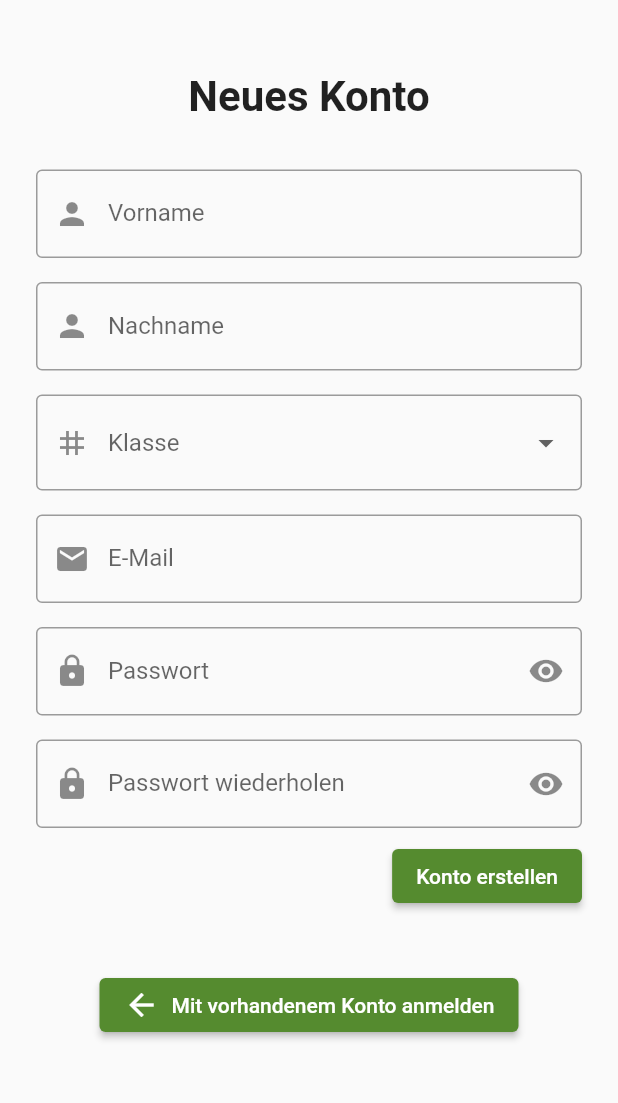
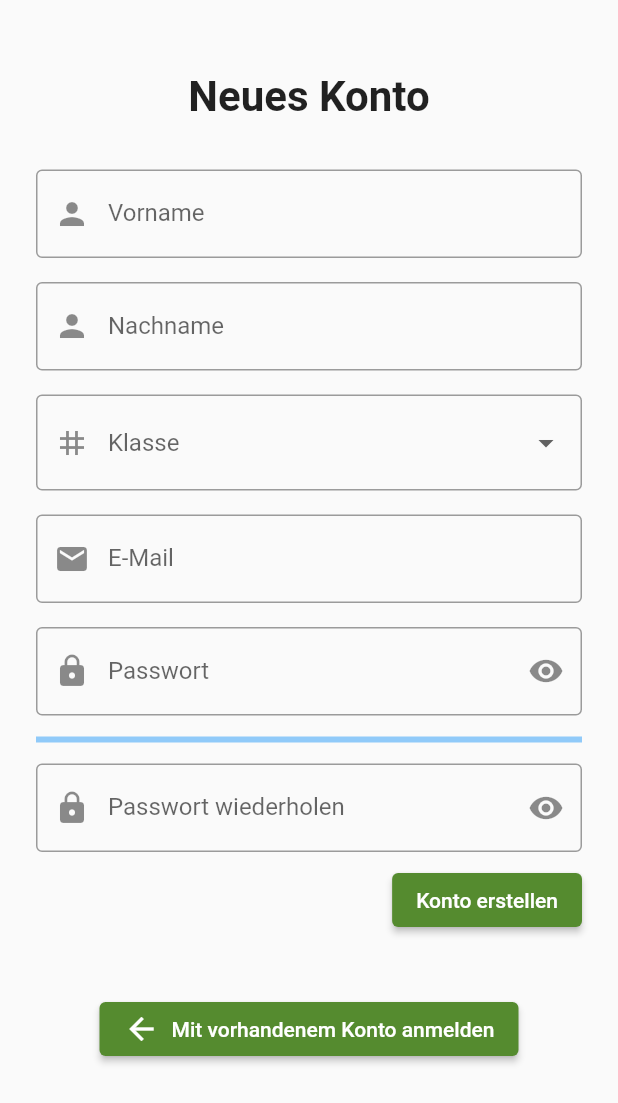
Before and after one commit to MCG-Dallgow/MCG-App, a Flutter app: the SignUpScreen screen opened by its route, on a phone screen of 412 x 824 dp. Shown: the top 1103 px of the screen. Run offline on Flutter 3.47's test engine with Material 2 defaults, Android fonts, the phone set to English and light mode, and no system bars; our stand-ins replace dio, firebase_auth, firebase_core, flutter_speed_dial, flutter_svg, shared_preferences; missing offline and left inert: zxcvbn; accounts and stored records are empty.

Commit message:
Add password strength indicator and disallow weak passwords

```diff
--- a/lib/screens/auth/signup_screen.dart
+++ b/lib/screens/auth/signup_screen.dart
@@ -24,6 +24,8 @@ class _SignUpScreenState extends State<SignUpScreen> {
   final TextEditingController _groupController = TextEditingController();
   final TextEditingController _emailController = TextEditingController();
   final TextEditingController _passwordController = TextEditingController();
+
+  String _password = '';
 
   String _firebaseMessage = '';
 
@@ -65,8 +67,14 @@ class _SignUpScreenState extends State<SignUpScreen> {
             ),
             Padding(
               padding: const EdgeInsets.symmetric(vertical: 8),
-              child: PasswordField(controller: _passwordController),
+              child: PasswordField(
+                controller: _passwordController,
+                onChanged: (value) => setState(() {
+                  _password = value;
+                }),
+              ),
             ),
+            PasswordStrengthIndicator(password: _password),
             Padding(
               padding: const EdgeInsets.symmetric(vertical: 8),
               child: PasswordConfirmationField(passwordController: _passwordController),
--- a/lib/widgets/text_fields.dart
+++ b/lib/widgets/text_fields.dart
@@ -1,6 +1,9 @@
 import 'package:flutter/material.dart';
+import 'package:zxcvbn/zxcvbn.dart';
 
 import '../classes/group.dart';
+
+final Zxcvbn zxcvbn = Zxcvbn();
 
 String? _validateEmail(String? value) {
   String pattern = r"^[a-zA-Z0-9.!#$%&'*+/=?^_`{|}~-]+@[a-zA-Z0-9](?:[a-zA-Z0-9-]"
@@ -13,6 +16,48 @@ String? _validateEmail(String? value) {
     return 'Gib eine gültige E-Mail-Adresse ein';
   } else {
     return null;
+  }
+}
+
+int _getPasswordStrength(String password) {
+  if (password.trim() == '') return 0;
+  Result result = zxcvbn.evaluate(password);
+  if (result.score == null) return 0;
+
+  return result.score!.toInt() + 1;
+}
+
+String _getStrengthDescription(int strength) {
+  switch (strength) {
+    case 1:
+      return 'Sehr schwach';
+    case 2:
+      return 'Schwach';
+    case 3:
+      return 'Normal';
+    case 4:
+      return 'Stark';
+    case 5:
+      return 'Sehr stark';
+    default:
+      return '';
+  }
+}
+
+Color _getStrengthColor(int strength) {
+  switch (strength) {
+    case 1:
+      return Colors.red;
+    case 2:
+      return Colors.orange;
+    case 3:
+      return Colors.yellow;
+    case 4:
+      return Colors.lightGreen;
+    case 5:
+      return Colors.green;
+    default:
+      return Colors.white;
   }
 }
 
@@ -64,10 +109,12 @@ class _ClassFieldState extends State<ClassField> {
         prefixIcon: Icon(Icons.tag),
       ),
       hint: const Text('Klasse'),
-      items: _dropdownItems.map((Group value) => DropdownMenuItem<Group>(
-            value: value,
-            child: Text(value.name),
-          )).toList(),
+      items: _dropdownItems
+          .map((Group value) => DropdownMenuItem<Group>(
+                value: value,
+                child: Text(value.name),
+              ))
+          .toList(),
       onChanged: (Group? newValue) {
         setState(() {
           _dropdownValue = newValue ?? _dropdownValue;
@@ -106,22 +153,23 @@ class EmailField extends StatelessWidget {
 }
 
 class PasswordField extends StatefulWidget {
-  const PasswordField({Key? key, this.controller}) : super(key: key);
+  const PasswordField({Key? key, this.controller, this.onChanged}) : super(key: key);
 
   final TextEditingController? controller;
+  final dynamic onChanged;
 
   @override
   State<PasswordField> createState() => _PasswordFieldState();
 }
 
 class _PasswordFieldState extends State<PasswordField> {
-  bool passwordObscured = true;
+  bool _passwordObscured = true;
 
   @override
   Widget build(BuildContext context) {
     return TextFormField(
       controller: widget.controller,
-      obscureText: passwordObscured,
+      obscureText: _passwordObscured,
       enableSuggestions: false,
       autocorrect: false,
       decoration: InputDecoration(
@@ -129,19 +177,60 @@ class _PasswordFieldState extends State<PasswordField> {
         labelText: 'Passwort',
         prefixIcon: const Icon(Icons.lock),
         suffixIcon: IconButton(
-          icon: Icon(passwordObscured ? Icons.visibility : Icons.visibility_off),
+          icon: Icon(_passwordObscured ? Icons.visibility : Icons.visibility_off),
           onPressed: () => setState(() {
-            passwordObscured = !passwordObscured;
+            _passwordObscured = !_passwordObscured;
           }),
         ),
       ),
+      onChanged: widget.onChanged,
       validator: (String? value) {
         if ((value ?? '').trim().isEmpty) {
           return 'Passwort ist erforderlich';
         }
+        if (_getPasswordStrength(value!) < 3) {
+          return 'Password ist zu schwach';
+        }
         return null;
       },
     );
+  }
+}
+
+class PasswordStrengthIndicator extends StatelessWidget {
+  const PasswordStrengthIndicator({Key? key, required this.password}) : super(key: key);
+
+  final String password;
+
+  @override
+  Widget build(BuildContext context) {
+    if (password.trim() == '') {
+      return const Padding(
+        padding: EdgeInsets.symmetric(vertical: 6),
+        child: LinearProgressIndicator(value: 0),
+      );
+    } else {
+      int passwordStrength = _getPasswordStrength(password);
+      Color strengthColor = _getStrengthColor(passwordStrength);
+
+      return Row(
+        children: [
+          Expanded(
+            child: LinearProgressIndicator(
+              value: passwordStrength.toDouble() / 5,
+              color: strengthColor,
+            ),
+          ),
+          Padding(
+            padding: const EdgeInsets.only(left: 8),
+            child: Text(
+              _getStrengthDescription(passwordStrength),
+              style: TextStyle(color: strengthColor),
+            ),
+          ),
+        ],
+      );
+    }
   }
 }
 
--- a/pubspec.yaml
+++ b/pubspec.yaml
@@ -44,6 +44,7 @@ dependencies:
   shared_preferences: ^2.0.15
   firebase_auth: ^4.1.1
   firebase_core: ^2.1.1
+  zxcvbn: ^1.0.0
 
 dev_dependencies:
   flutter_test:
```
Also changed, not shown: lib/logic/auth.dart (+14 -0 lines).
